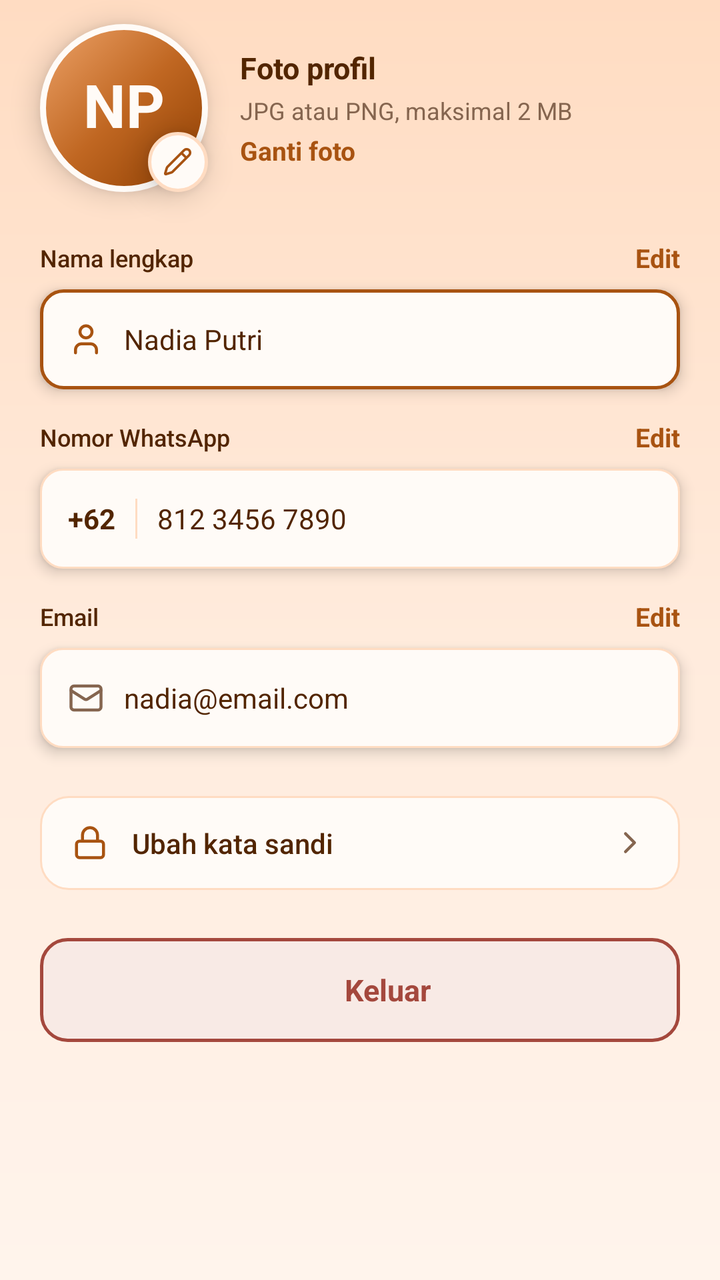
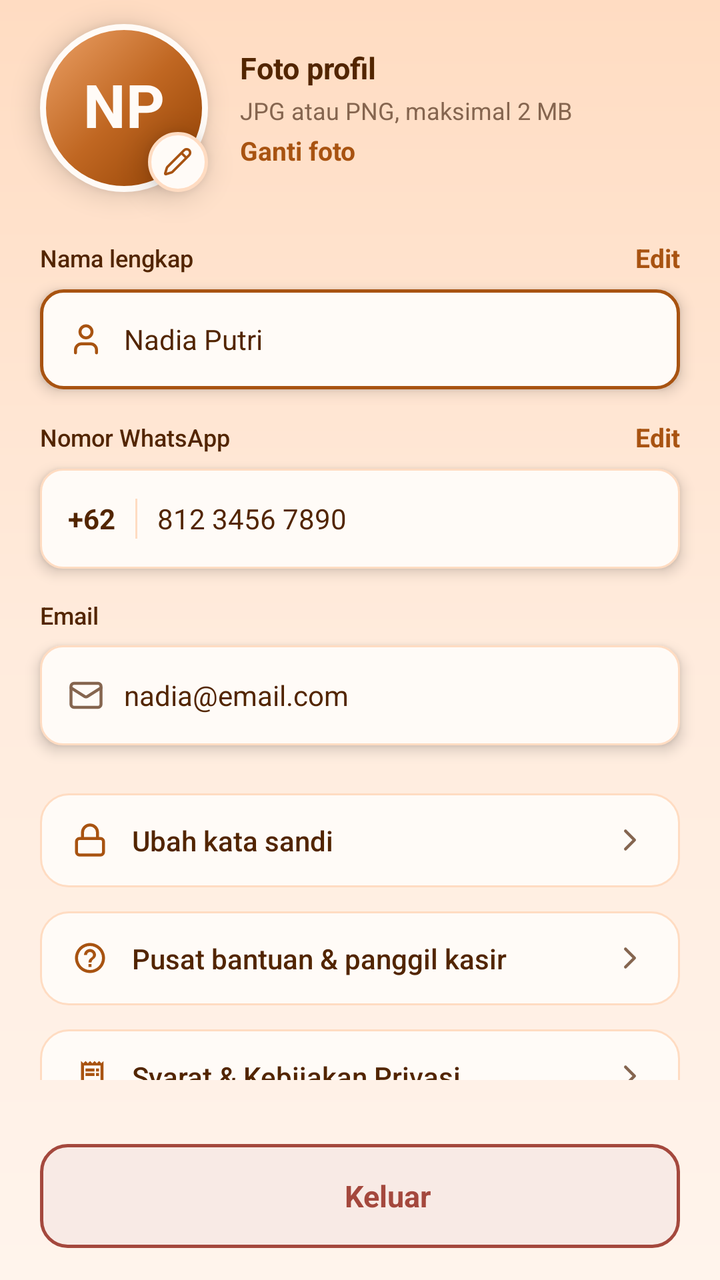

Two renders of the same Android screen: before a commit and after it. Below are the layout's source before the change and the commit's diff.
<!-- AndroidManifest.xml: application theme Theme.KopiInggil -->
<!-- res/layout/fragment_profil.xml -->
<androidx.core.widget.NestedScrollView xmlns:android="http://schemas.android.com/apk/res/android" xmlns:app="http://schemas.android.com/apk/res-auto" xmlns:tools="http://schemas.android.com/tools" android:id="@+id/scrollProfile" android:layout_width="match_parent" android:layout_height="match_parent" android:background="@drawable/bg_profile_screen_gradient" android:fillViewport="true" tools:context=".ProfilFragment">
    
    <LinearLayout android:id="@+id/layoutProfileContent" android:layout_width="match_parent" android:layout_height="wrap_content" android:clipChildren="false" android:clipToPadding="false" android:orientation="vertical" android:paddingStart="20dp" android:paddingTop="12dp" android:paddingEnd="20dp" android:paddingBottom="28dp">
        
        <LinearLayout android:id="@+id/layoutPhotoRow" android:layout_width="match_parent" android:layout_height="wrap_content" android:clipChildren="false" android:clipToPadding="false" android:gravity="center_vertical" android:orientation="horizontal">
            
            <FrameLayout android:id="@+id/layoutAvatarWrapper" android:layout_width="84dp" android:layout_height="84dp" android:clipChildren="false" android:clipToPadding="false">
                
                <FrameLayout android:id="@+id/layoutAvatarCircle" android:layout_width="84dp" android:layout_height="84dp" android:background="@drawable/bg_avatar_circle" android:elevation="8dp">
                    <TextView android:id="@+id/tvAvatarInitials" android:layout_width="wrap_content" android:layout_height="wrap_content" android:layout_gravity="center" android:fontFamily="sans-serif" android:includeFontPadding="false" android:text="NP" android:textColor="#FFFBF7" android:textSize="30sp" android:textStyle="bold"/>
                </FrameLayout>
                
                <FrameLayout android:id="@+id/btnAvatarBadge" android:layout_width="30dp" android:layout_height="30dp" android:layout_gravity="top|start" android:layout_marginStart="54dp" android:layout_marginTop="54dp" android:background="@drawable/bg_camera_badge" android:elevation="9dp">
                    <ImageView android:id="@+id/ivAvatarBadgeIcon" android:layout_width="15dp" android:layout_height="15dp" android:layout_gravity="center" android:importantForAccessibility="no" android:src="@drawable/ic_lucide_pencil" app:tint="#A85311"/>
                </FrameLayout>
            </FrameLayout>
            
            <LinearLayout android:id="@+id/layoutPhotoInfo" android:layout_width="0dp" android:layout_height="wrap_content" android:layout_marginStart="16dp" android:layout_weight="1" android:orientation="vertical">
                <TextView android:id="@+id/tvPhotoTitle" android:layout_width="wrap_content" android:layout_height="wrap_content" android:fontFamily="sans-serif" android:text="Foto profil" android:textColor="#522500" android:textSize="15sp" android:textStyle="bold"/>
                <TextView android:id="@+id/tvPhotoSubtitle" android:layout_width="match_parent" android:layout_height="wrap_content" android:layout_marginTop="3dp" android:fontFamily="sans-serif" android:text="JPG atau PNG, maksimal 2 MB" android:textColor="#85654F" android:textSize="12sp"/>
                <TextView android:id="@+id/btnChangePhoto" android:layout_width="wrap_content" android:layout_height="wrap_content" android:layout_marginTop="3dp" android:clickable="true" android:focusable="true" android:fontFamily="sans-serif" android:text="Ganti foto" android:textColor="#A85311" android:textSize="13sp" android:textStyle="bold"/>
            </LinearLayout>
        </LinearLayout>
        
        <LinearLayout android:id="@+id/layoutFormSection" android:layout_width="match_parent" android:layout_height="wrap_content" android:layout_marginTop="24dp" android:clipChildren="false" android:clipToPadding="false" android:orientation="vertical">
            
            <LinearLayout android:id="@+id/layoutFieldName" android:layout_width="match_parent" android:layout_height="wrap_content" android:orientation="vertical">
                <LinearLayout android:id="@+id/layoutLabelName" android:layout_width="match_parent" android:layout_height="wrap_content" android:gravity="center_vertical" android:orientation="horizontal">
                    <TextView android:id="@+id/tvLabelName" android:layout_width="0dp" android:layout_height="wrap_content" android:layout_weight="1" android:fontFamily="sans-serif-medium" android:text="Nama lengkap" android:textColor="#522500" android:textSize="12sp"/>
                    <TextView android:id="@+id/btnEditName" android:layout_width="wrap_content" android:layout_height="wrap_content" android:clickable="true" android:focusable="true" android:fontFamily="sans-serif" android:text="Edit" android:textColor="#A85311" android:textSize="13sp" android:textStyle="bold"/>
                </LinearLayout>
                <LinearLayout android:id="@+id/layoutInputName" android:layout_width="match_parent" android:layout_height="50dp" android:layout_marginTop="7dp" android:background="@drawable/bg_input_active" android:elevation="4dp" android:gravity="center_vertical" android:orientation="horizontal" android:paddingStart="14dp" android:paddingEnd="14dp">
                    <ImageView android:id="@+id/ivIconName" android:layout_width="18dp" android:layout_height="18dp" android:importantForAccessibility="no" android:src="@drawable/ic_lucide_user" app:tint="#A85311"/>
                    
                    <EditText android:id="@+id/tvProfileName" android:layout_width="0dp" android:layout_height="match_parent" android:layout_marginStart="10dp" android:layout_weight="1" android:background="@null" android:fontFamily="sans-serif" android:gravity="center_vertical" android:inputType="textPersonName" android:text="Nadia Putri" android:textColor="#522500" android:textSize="14sp"/>
                </LinearLayout>
            </LinearLayout>
            
            <LinearLayout android:id="@+id/layoutFieldPhone" android:layout_width="match_parent" android:layout_height="wrap_content" android:layout_marginTop="15dp" android:orientation="vertical">
                <LinearLayout android:id="@+id/layoutLabelPhone" android:layout_width="match_parent" android:layout_height="wrap_content" android:gravity="center_vertical" android:orientation="horizontal">
                    <TextView android:id="@+id/tvLabelPhone" android:layout_width="0dp" android:layout_height="wrap_content" android:layout_weight="1" android:fontFamily="sans-serif-medium" android:text="Nomor WhatsApp" android:textColor="#522500" android:textSize="12sp"/>
                    <TextView android:id="@+id/btnEditPhone" android:layout_width="wrap_content" android:layout_height="wrap_content" android:clickable="true" android:focusable="true" android:fontFamily="sans-serif" android:text="Edit" android:textColor="#A85311" android:textSize="13sp" android:textStyle="bold"/>
                </LinearLayout>
                <LinearLayout android:id="@+id/layoutInputPhone" android:layout_width="match_parent" android:layout_height="50dp" android:layout_marginTop="7dp" android:background="@drawable/bg_input_default" android:elevation="4dp" android:gravity="center_vertical" android:orientation="horizontal" android:paddingStart="14dp" android:paddingEnd="14dp">
                    <TextView android:id="@+id/tvPhonePrefix" android:layout_width="wrap_content" android:layout_height="wrap_content" android:fontFamily="sans-serif" android:text="+62" android:textColor="#522500" android:textSize="14sp" android:textStyle="bold"/>
                    <View android:id="@+id/dividerPhonePrefix" android:layout_width="1dp" android:layout_height="20dp" android:layout_marginStart="10dp" android:background="#FFDCC2"/>
                    
                    <EditText android:id="@+id/tvProfilePhone" android:layout_width="0dp" android:layout_height="match_parent" android:layout_marginStart="10dp" android:layout_weight="1" android:background="@null" android:fontFamily="sans-serif" android:gravity="center_vertical" android:inputType="phone" android:text="812 3456 7890" android:textColor="#522500" android:textSize="14sp"/>
                </LinearLayout>
            </LinearLayout>
            
            <LinearLayout android:id="@+id/layoutFieldEmail" android:layout_width="match_parent" android:layout_height="wrap_content" android:layout_marginTop="15dp" android:orientation="vertical">
                <LinearLayout android:id="@+id/layoutLabelEmail" android:layout_width="match_parent" android:layout_height="wrap_content" android:gravity="center_vertical" android:orientation="horizontal">
                    <TextView android:id="@+id/tvLabelEmail" android:layout_width="0dp" android:layout_height="wrap_content" android:layout_weight="1" android:fontFamily="sans-serif-medium" android:text="Email" android:textColor="#522500" android:textSize="12sp"/>
                    <TextView android:id="@+id/btnEditEmail" android:layout_width="wrap_content" android:layout_height="wrap_content" android:clickable="true" android:focusable="true" android:fontFamily="sans-serif" android:text="Edit" android:textColor="#A85311" android:textSize="13sp" android:textStyle="bold"/>
                </LinearLayout>
                <LinearLayout android:id="@+id/layoutInputEmail" android:layout_width="match_parent" android:layout_height="50dp" android:layout_marginTop="7dp" android:background="@drawable/bg_input_default" android:elevation="4dp" android:gravity="center_vertical" android:orientation="horizontal" android:paddingStart="14dp" android:paddingEnd="14dp">
                    <ImageView android:id="@+id/ivIconEmail" android:layout_width="18dp" android:layout_height="18dp" android:importantForAccessibility="no" android:src="@drawable/ic_lucide_mail" app:tint="#85654F"/>
                    
                    <EditText android:id="@+id/tvProfileEmail" android:layout_width="0dp" android:layout_height="match_parent" android:layout_marginStart="10dp" android:layout_weight="1" android:background="@null" android:fontFamily="sans-serif" android:gravity="center_vertical" android:inputType="textEmailAddress" android:text="nadia@email.com" android:textColor="#522500" android:textSize="14sp"/>
                </LinearLayout>
            </LinearLayout>
        </LinearLayout>
        
        <LinearLayout android:id="@+id/rowEditPassword" android:layout_width="match_parent" android:layout_height="wrap_content" android:layout_marginTop="24dp" android:background="@drawable/bg_change_password_row" android:clickable="true" android:focusable="true" android:gravity="center_vertical" android:orientation="horizontal" android:paddingStart="16dp" android:paddingTop="14dp" android:paddingEnd="16dp" android:paddingBottom="14dp">
            <ImageView android:id="@+id/ivIconPassword" android:layout_width="18dp" android:layout_height="18dp" android:importantForAccessibility="no" android:src="@drawable/ic_lucide_lock" app:tint="#A85311"/>
            <TextView android:id="@+id/tvEditPassword" android:layout_width="0dp" android:layout_height="wrap_content" android:layout_marginStart="12dp" android:layout_marginEnd="12dp" android:layout_weight="1" android:fontFamily="sans-serif-medium" android:text="Ubah kata sandi" android:textColor="#522500" android:textSize="14sp"/>
            <ImageView android:id="@+id/ivChevronPassword" android:layout_width="18dp" android:layout_height="18dp" android:importantForAccessibility="no" android:src="@drawable/ic_lucide_chevron_right" app:tint="#85654F"/>
        </LinearLayout>
        
        <View android:id="@+id/rowHelpCenter" android:layout_width="0dp" android:layout_height="0dp" android:visibility="gone"/>
        <View android:id="@+id/rowTerms" android:layout_width="0dp" android:layout_height="0dp" android:visibility="gone"/>
        
        <LinearLayout android:id="@+id/btnLogout" android:layout_width="match_parent" android:layout_height="52dp" android:layout_marginTop="24dp" android:background="@drawable/bg_logout_button" android:clickable="true" android:focusable="true" android:gravity="center" android:orientation="horizontal">
            <ImageView android:id="@+id/ivIconLogout" android:layout_width="18dp" android:layout_height="18dp" android:importantForAccessibility="no" android:src="@drawable/ic_lucide_log_out" app:tint="#A4483D"/>
            <TextView android:id="@+id/tvLogout" android:layout_width="wrap_content" android:layout_height="wrap_content" android:layout_marginStart="10dp" android:fontFamily="sans-serif" android:text="Keluar" android:textColor="#A4483D" android:textSize="15sp" android:textStyle="bold"/>
        </LinearLayout>
    </LinearLayout>
</androidx.core.widget.NestedScrollView>
<!-- resources referenced by this layout -->
<resources>
  <!-- drawable bg_input_active (drawable) -->
  <?xml version="1.0" encoding="utf-8"?>
  <shape xmlns:android="http://schemas.android.com/apk/res/android">
      <solid android:color="#FFFBF7" />
      <corners android:radius="11dp" />
      <stroke
          android:width="1.5dp"
          android:color="#A85311" />
  </shape>
  <!-- drawable bg_input_default (drawable) -->
  <?xml version="1.0" encoding="utf-8"?>
  <shape xmlns:android="http://schemas.android.com/apk/res/android">
      <solid android:color="#FFFBF7" />
      <corners android:radius="11dp" />
      <stroke
          android:width="1dp"
          android:color="#FFDCC2" />
  </shape>
  <!-- drawable bg_logout_button (drawable) -->
  <?xml version="1.0" encoding="utf-8"?>
  <shape xmlns:android="http://schemas.android.com/apk/res/android">
      <solid android:color="#F8EAE5" />
      <corners android:radius="13dp" />
      <stroke
          android:width="1.5dp"
          android:color="#A4483D" />
  </shape>
  <!-- drawable ic_lucide_log_out (drawable) -->
  <?xml version="1.0" encoding="utf-8"?>
  <selector xmlns:android="http://schemas.android.com/apk/res/android">
  
  </selector>
  <style name="Theme.KopiInggil" parent="Base.Theme.KopiInggil" />
  <style name="Base.Theme.KopiInggil" parent="Theme.Material3.DayNight.NoActionBar">
          
          
      </style>
  <!-- unchanged entries left out for length: 9 -->
</resources>

<!-- the commit's change to res/layout/fragment_profil.xml (unified diff, before → after) -->
@@ -1,6 +1,7 @@
-<androidx.core.widget.NestedScrollView xmlns:android="http://schemas.android.com/apk/res/android" xmlns:app="http://schemas.android.com/apk/res-auto" xmlns:tools="http://schemas.android.com/tools" android:id="@+id/scrollProfile" android:layout_width="match_parent" android:layout_height="match_parent" android:background="@drawable/bg_profile_screen_gradient" android:fillViewport="true" tools:context=".ProfilFragment">
+<LinearLayout xmlns:android="http://schemas.android.com/apk/res/android" xmlns:app="http://schemas.android.com/apk/res-auto" xmlns:tools="http://schemas.android.com/tools" android:layout_width="match_parent" android:layout_height="match_parent" android:background="@drawable/bg_profile_screen_gradient" android:orientation="vertical" tools:context=".ProfilFragment">
+    <androidx.core.widget.NestedScrollView android:id="@+id/scrollProfile" android:layout_width="match_parent" android:layout_height="0dp" android:layout_weight="1" android:scrollbars="none">
     
-    <LinearLayout android:id="@+id/layoutProfileContent" android:layout_width="match_parent" android:layout_height="wrap_content" android:clipChildren="false" android:clipToPadding="false" android:orientation="vertical" android:paddingStart="20dp" android:paddingTop="12dp" android:paddingEnd="20dp" android:paddingBottom="28dp">
+    <LinearLayout android:id="@+id/layoutProfileContent" android:layout_width="match_parent" android:layout_height="wrap_content" android:clipChildren="false" android:clipToPadding="false" android:orientation="vertical" android:paddingStart="20dp" android:paddingTop="12dp" android:paddingEnd="20dp" android:paddingBottom="16dp">
         
         <LinearLayout android:id="@+id/layoutPhotoRow" android:layout_width="match_parent" android:layout_height="wrap_content" android:clipChildren="false" android:clipToPadding="false" android:gravity="center_vertical" android:orientation="horizontal">
             
@@ -52,7 +53,7 @@
             <LinearLayout android:id="@+id/layoutFieldEmail" android:layout_width="match_parent" android:layout_height="wrap_content" android:layout_marginTop="15dp" android:orientation="vertical">
                 <LinearLayout android:id="@+id/layoutLabelEmail" android:layout_width="match_parent" android:layout_height="wrap_content" android:gravity="center_vertical" android:orientation="horizontal">
                     <TextView android:id="@+id/tvLabelEmail" android:layout_width="0dp" android:layout_height="wrap_content" android:layout_weight="1" android:fontFamily="sans-serif-medium" android:text="Email" android:textColor="#522500" android:textSize="12sp"/>
-                    <TextView android:id="@+id/btnEditEmail" android:layout_width="wrap_content" android:layout_height="wrap_content" android:clickable="true" android:focusable="true" android:fontFamily="sans-serif" android:text="Edit" android:textColor="#A85311" android:textSize="13sp" android:textStyle="bold"/>
+                    <TextView android:id="@+id/btnEditEmail" android:visibility="gone" android:layout_width="wrap_content" android:layout_height="wrap_content" android:clickable="true" android:focusable="true" android:fontFamily="sans-serif" android:text="Edit" android:textColor="#A85311" android:textSize="13sp" android:textStyle="bold"/>
                 </LinearLayout>
                 <LinearLayout android:id="@+id/layoutInputEmail" android:layout_width="match_parent" android:layout_height="50dp" android:layout_marginTop="7dp" android:background="@drawable/bg_input_default" android:elevation="4dp" android:gravity="center_vertical" android:orientation="horizontal" android:paddingStart="14dp" android:paddingEnd="14dp">
                     <ImageView android:id="@+id/ivIconEmail" android:layout_width="18dp" android:layout_height="18dp" android:importantForAccessibility="no" android:src="@drawable/ic_lucide_mail" app:tint="#85654F"/>
@@ -68,12 +69,19 @@
             <ImageView android:id="@+id/ivChevronPassword" android:layout_width="18dp" android:layout_height="18dp" android:importantForAccessibility="no" android:src="@drawable/ic_lucide_chevron_right" app:tint="#85654F"/>
         </LinearLayout>
         
-        <View android:id="@+id/rowHelpCenter" android:layout_width="0dp" android:layout_height="0dp" android:visibility="gone"/>
-        <View android:id="@+id/rowTerms" android:layout_width="0dp" android:layout_height="0dp" android:visibility="gone"/>
-        
+        <LinearLayout android:id="@+id/rowHelpCenter" android:layout_width="match_parent" android:layout_height="wrap_content" android:layout_marginTop="12dp" android:background="@drawable/bg_change_password_row" android:clickable="true" android:focusable="true" android:gravity="center_vertical" android:orientation="horizontal" android:paddingStart="16dp" android:paddingTop="14dp" android:paddingEnd="16dp" android:paddingBottom="14dp"><ImageView android:layout_width="18dp" android:layout_height="18dp" android:importantForAccessibility="no" android:src="@drawable/ic_help" app:tint="#A85311"/><TextView android:layout_width="0dp" android:layout_height="wrap_content" android:layout_marginStart="12dp" android:layout_marginEnd="12dp" android:layout_weight="1" android:fontFamily="sans-serif-medium" android:text="@string/profile_help_cashier" android:textColor="#522500" android:textSize="14sp"/><ImageView android:layout_width="18dp" android:layout_height="18dp" android:importantForAccessibility="no" android:src="@drawable/ic_lucide_chevron_right" app:tint="#85654F"/></LinearLayout>
+        <LinearLayout android:id="@+id/rowTerms" android:layout_width="match_parent" android:layout_height="wrap_content" android:layout_marginTop="12dp" android:background="@drawable/bg_change_password_row" android:clickable="true" android:focusable="true" android:gravity="center_vertical" android:orientation="horizontal" android:paddingStart="16dp" android:paddingTop="14dp" android:paddingEnd="16dp" android:paddingBottom="14dp"><ImageView android:layout_width="18dp" android:layout_height="18dp" android:importantForAccessibility="no" android:src="@drawable/ic_receipt" app:tint="#A85311"/><TextView android:layout_width="0dp" android:layout_height="wrap_content" android:layout_marginStart="12dp" android:layout_marginEnd="12dp" android:layout_weight="1" android:fontFamily="sans-serif-medium" android:text="@string/profile_terms" android:textColor="#522500" android:textSize="14sp"/><ImageView android:layout_width="18dp" android:layout_height="18dp" android:importantForAccessibility="no" android:src="@drawable/ic_lucide_chevron_right" app:tint="#85654F"/></LinearLayout>
+    </LinearLayout>
+    </androidx.core.widget.NestedScrollView>
+    <LinearLayout android:layout_width="match_parent" android:layout_height="wrap_content" android:orientation="vertical" android:paddingStart="20dp" android:paddingTop="8dp" android:paddingEnd="20dp" android:paddingBottom="16dp">
         <LinearLayout android:id="@+id/btnLogout" android:layout_width="match_parent" android:layout_height="52dp" android:layout_marginTop="24dp" android:background="@drawable/bg_logout_button" android:clickable="true" android:focusable="true" android:gravity="center" android:orientation="horizontal">
             <ImageView android:id="@+id/ivIconLogout" android:layout_width="18dp" android:layout_height="18dp" android:importantForAccessibility="no" android:src="@drawable/ic_lucide_log_out" app:tint="#A4483D"/>
             <TextView android:id="@+id/tvLogout" android:layout_width="wrap_content" android:layout_height="wrap_content" android:layout_marginStart="10dp" android:fontFamily="sans-serif" android:text="Keluar" android:textColor="#A4483D" android:textSize="15sp" android:textStyle="bold"/>
         </LinearLayout>
+        
+        <LinearLayout android:id="@+id/llEditActions" android:layout_width="match_parent" android:layout_height="wrap_content" android:orientation="horizontal" android:visibility="gone">
+            <androidx.appcompat.widget.AppCompatButton android:id="@+id/btnCancelEdit" android:layout_width="0dp" android:layout_height="52dp" android:layout_marginEnd="8dp" android:layout_weight="1" android:background="@drawable/bg_card_outline" android:text="@string/profile_cancel" android:textAllCaps="false" android:textColor="@color/ngopi_ink" android:textSize="15sp" android:textStyle="bold"/>
+            <androidx.appcompat.widget.AppCompatButton android:id="@+id/btnSaveProfile" android:layout_width="0dp" android:layout_height="52dp" android:layout_marginStart="8dp" android:layout_weight="2" android:background="@drawable/bg_button_primary" android:text="@string/profile_save" android:textAllCaps="false" android:textColor="#FFFBF7" android:textSize="15sp" android:textStyle="bold"/>
+        </LinearLayout>
     </LinearLayout>
-</androidx.core.widget.NestedScrollView>
+</LinearLayout>
<!-- resource entries referenced after the edit -->
@@ -1,5 +1,29 @@
 <!-- resources referenced by this layout -->
 <resources>
+  <color name="ngopi_ink">#522500</color>
+  <!-- drawable bg_button_primary (drawable) -->
+  <?xml version="1.0" encoding="utf-8"?>
+  <ripple xmlns:android="http://schemas.android.com/apk/res/android" android:color="#33FFFFFF">
+      <item>
+          <shape android:shape="rectangle">
+              <gradient
+                  android:angle="315"
+                  android:centerColor="@color/ngopi_primary"
+                  android:endColor="@color/ngopi_primary_dark"
+                  android:startColor="@color/ngopi_primary_light" />
+              <corners android:radius="13dp" />
+          </shape>
+      </item>
+  </ripple>
+  <!-- drawable bg_card_outline (drawable) -->
+  <?xml version="1.0" encoding="utf-8"?>
+  <shape xmlns:android="http://schemas.android.com/apk/res/android" android:shape="rectangle">
+      <solid android:color="@color/ngopi_surface" />
+      <corners android:radius="15dp" />
+      <stroke
+          android:width="1dp"
+          android:color="@color/ngopi_border" />
+  </shape>
   <!-- drawable bg_input_active (drawable) -->
   <?xml version="1.0" encoding="utf-8"?>
   <shape xmlns:android="http://schemas.android.com/apk/res/android">
@@ -27,12 +51,41 @@
           android:width="1.5dp"
           android:color="#A4483D" />
   </shape>
+  <!-- drawable ic_help (drawable) -->
+  <vector xmlns:android="http://schemas.android.com/apk/res/android"
+      android:width="24dp"
+      android:height="24dp"
+      android:viewportWidth="24"
+      android:viewportHeight="24">
+      <path
+          android:fillColor="@android:color/white"
+          android:pathData="M11,18h2v-2h-2v2zM12,2C6.48,2 2,6.48 2,12s4.48,10 10,10 10,-4.48 10,-10S17.52,2 12,2zM12,20c-4.41,0 -8,-3.59 -8,-8s3.59,-8 8,-8 8,3.59 8,8 -3.59,8 -8,8zM12,6c-2.21,0 -4,1.79 -4,4h2c0,-1.1 0.9,-2 2,-2s2,0.9 2,2c0,2 -3,1.75 -3,5h2c0,-2.25 3,-2.5 3,-5 0,-2.21 -1.79,-4 -4,-4z" />
+  </vector>
   <!-- drawable ic_lucide_log_out (drawable) -->
   <?xml version="1.0" encoding="utf-8"?>
   <selector xmlns:android="http://schemas.android.com/apk/res/android">
   
   </selector>
+  <!-- drawable ic_receipt (drawable) -->
+  <vector xmlns:android="http://schemas.android.com/apk/res/android"
+      android:width="24dp"
+      android:height="24dp"
+      android:viewportWidth="24"
+      android:viewportHeight="24">
+      <path
+          android:fillColor="@android:color/white"
+          android:pathData="M19.5,3.5L18,2l-1.5,1.5L15,2l-1.5,1.5L12,2l-1.5,1.5L9,2 7.5,3.5 6,2v14H3v3c0,1.66 1.34,3 3,3h12c1.66,0 3,-1.34 3,-3V2l-1.5,1.5zM19,19c0,0.55 -0.45,1 -1,1s-1,-0.45 -1,-1v-3H8V5h11v14zM9,7h6v2H9zM16,7h2v2h-2zM9,10h6v2H9zM16,10h2v2h-2z" />
+  </vector>
+  <string name="profile_cancel">Batal</string>
+  <string name="profile_help_cashier">Pusat bantuan &amp; panggil kasir</string>
+  <string name="profile_save">Simpan perubahan</string>
+  <string name="profile_terms">Syarat &amp; Kebijakan Privasi</string>
   <style name="Theme.KopiInggil" parent="Base.Theme.KopiInggil" />
+  <color name="ngopi_primary">#A85311</color>
+  <color name="ngopi_primary_dark">#8F3E00</color>
+  <color name="ngopi_primary_light">#C06722</color>
+  <color name="ngopi_surface">#FFFBF7</color>
+  <color name="ngopi_border">#FFDCC2</color>
   <style name="Base.Theme.KopiInggil" parent="Theme.Material3.DayNight.NoActionBar">
           
           
